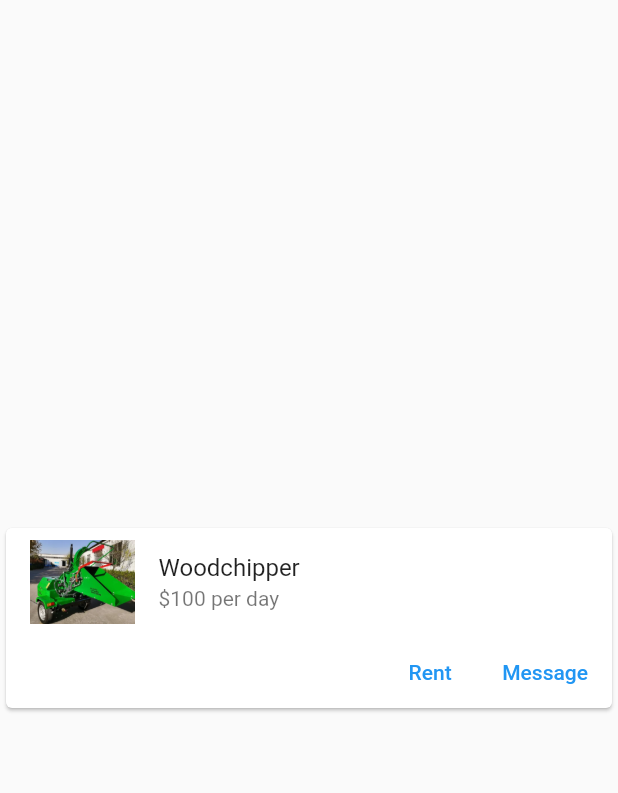
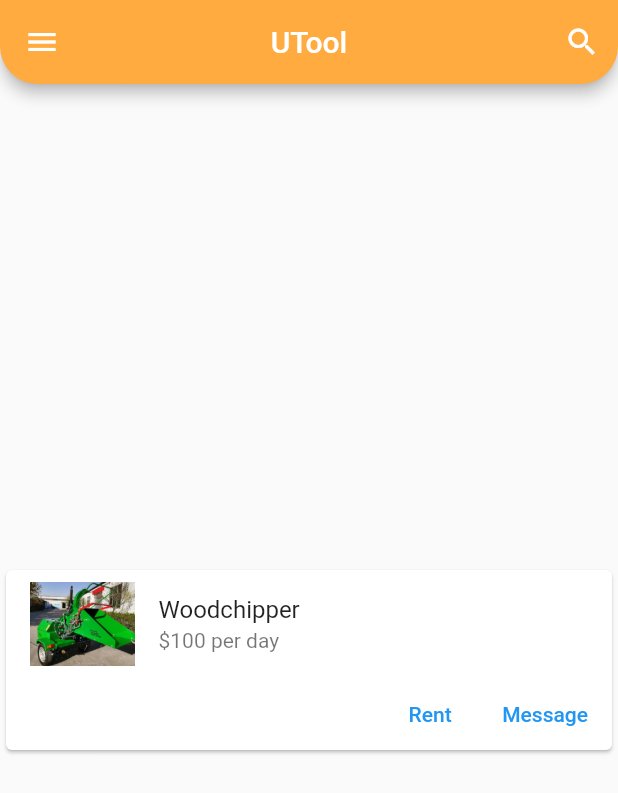
Before and after one commit to Jschofi95/Utool, a Flutter app: the HomePage screen opened directly, on a phone screen of 412 x 824 dp. Shown: the top 793 px of the screen. Run offline on Flutter 3.47's test engine with Material 2 defaults, Android fonts, the phone set to English and light mode, and no system bars.

Commit message:
Added appbar_layouts.dart file to house the layouts of the various app bars contained in the app. Created an app bar layout for the home page. Referenced the home page app bar from homepage.dart

```diff
--- /dev/null
+++ b/lib/appbar/appbar_layouts.dart
@@ -0,0 +1,33 @@
+import 'package:flutter/material.dart';
+
+class MyAppBar {
+  /*
+    Method name: homeAppBarLayout
+    Parameters: None
+    Description: The layout of the app bar specifically for the home page.
+                 This app bar does not have a back button. Instead, it contains
+                 a menu IconButton on the left side of the app bar as well
+                 as a search button on the left hand side.
+                 The title is centered within the app bar.
+  */
+  AppBar homeAppBarLayout() {
+    return AppBar(
+      title: const Text("UTool"),
+      centerTitle: true,
+      leading: IconButton(
+        onPressed: () {},
+        icon: const Icon(Icons.menu),
+      ),
+      actions: <Widget>[
+        IconButton(onPressed: () {}, icon: const Icon(Icons.search)),
+      ],
+      backgroundColor: Colors.orangeAccent,
+      shape: const RoundedRectangleBorder(
+        borderRadius: BorderRadius.only(
+          bottomLeft: Radius.circular(25),
+          bottomRight: Radius.circular(25),
+        ),
+      ),
+    );
+  }
+}
--- a/lib/homepage/homepage.dart
+++ b/lib/homepage/homepage.dart
@@ -1,5 +1,6 @@
 import 'package:flutter/material.dart';
 import 'package:utool/card/my_card.dart';
+import 'package:utool/appbar/appbar_layouts.dart';
 
 class HomePage extends StatefulWidget {
   const HomePage({super.key});
@@ -11,7 +12,8 @@ class HomePage extends StatefulWidget {
 class _HomePageState extends State<HomePage> {
   @override
   Widget build(BuildContext context) {
-    return const Scaffold(
+    return Scaffold(
+      appBar: MyAppBar().homeAppBarLayout(),
       body: MyCard(),
     );
   }
```
